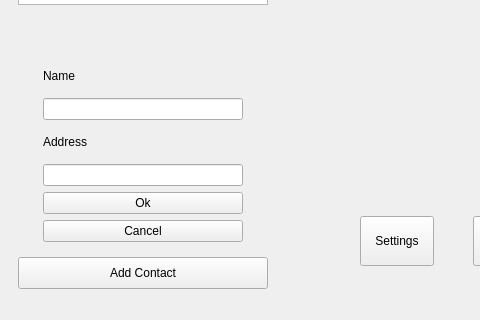
Old version of the form ui/callwindow.ui in the repository ultravideo/uvgComm; both pictures show x 0 to 480 and y 320 to 640 of the 960 by 640 pixel window.
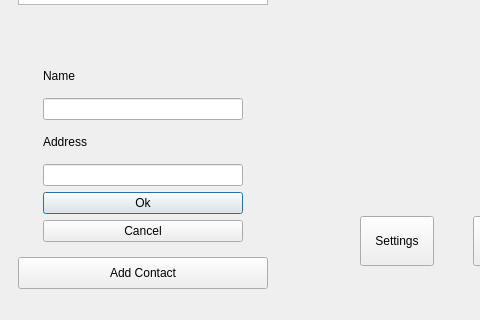
New version of the form. Custom widgets are drawn as their Qt base class.

Commit message: The text in adding contact is cleared after ok or cancel button. Adjusted the tab order and made the enter key work with ok and cancel button.

Patch:
```diff
--- a/ui/callwindow.ui
+++ b/ui/callwindow.ui
@@ -456,6 +456,12 @@
             <property name="text">
              <string>Ok</string>
             </property>
+            <property name="default">
+             <bool>true</bool>
+            </property>
+            <property name="flat">
+             <bool>false</bool>
+            </property>
            </widget>
           </item>
          </layout>
```
Left out of the diff: 111 changed lines with no effect on the pictures.
